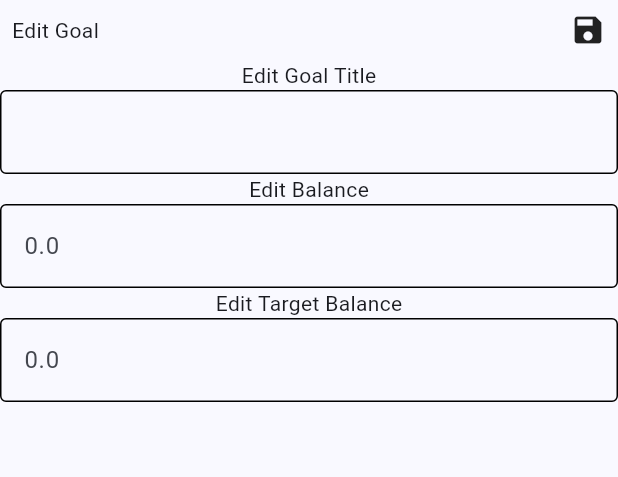
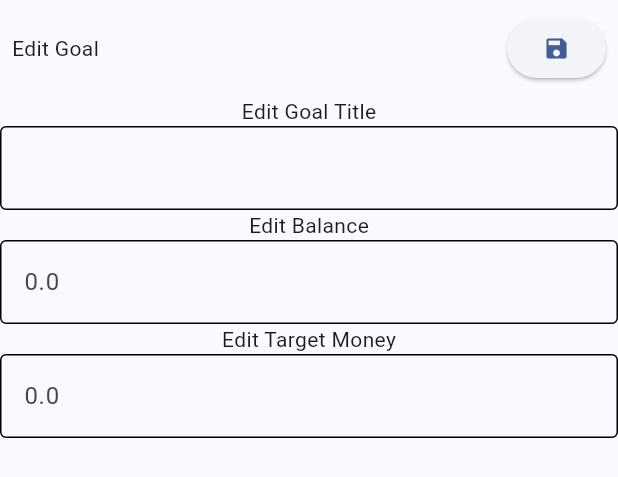
Before and after one commit to Wise-394/money_management, a Flutter app: the EditGoalBottomSheet widget shown alone on an empty page, opened directly with empty values, on a phone screen of 412 x 824 dp. Shown: the top 477 px of the screen. Run offline on Flutter 3.47's test engine with Material 2 defaults, Android fonts, the phone set to English and light mode, and no system bars; our stand-ins replace hive, hive_flutter; missing offline and left inert: dart:js_interop; accounts and stored records are empty.

Commit message:
edit goal woking now, still need minor fix

```diff
--- a/lib/components/edit_goal_sheet.dart
+++ b/lib/components/edit_goal_sheet.dart
@@ -1,14 +1,22 @@
 import 'package:flutter/material.dart';
 
 class EditGoalBottomSheet extends StatefulWidget {
+  final VoidCallback onEditGoal;
   final String goalTitle;
   final double goalBalance;
   final double goalTarget;
+  final TextEditingController goalTitleController;
+  final TextEditingController goalBalanceController;
+  final TextEditingController goalTargetCOntroller;
   const EditGoalBottomSheet(
       {Key? key,
       required this.goalTitle,
       required this.goalBalance,
-      required this.goalTarget})
+      required this.goalTarget,
+      required this.onEditGoal,
+      required this.goalTitleController,
+      required this.goalBalanceController,
+      required this.goalTargetCOntroller})
       : super(key: key);
 
   @override
@@ -24,30 +32,35 @@ class _EditGoalBottomSheet extends State<EditGoalBottomSheet> {
       child: SizedBox(
         height: 300,
         child: Column(mainAxisSize: MainAxisSize.min, children: [
-          const Padding(
-            padding: EdgeInsets.all(8.0),
+          Padding(
+            padding: const EdgeInsets.all(8.0),
             child: Row(
               children: [
-                Text('Edit Goal'),
-                Spacer(),
-                Icon(Icons.save),
+                const Text('Edit Goal'),
+                const Spacer(),
+                ElevatedButton(
+                    onPressed: widget.onEditGoal,
+                    child: const Icon(Icons.save)),
               ],
             ),
           ),
           const Text('Edit Goal Title'),
           TextField(
+            controller: widget.goalTitleController,
             decoration: InputDecoration(
                 enabledBorder: const OutlineInputBorder(),
                 hintText: widget.goalTitle),
           ),
           const Text('Edit Balance'),
           TextField(
+            controller: widget.goalBalanceController,
             decoration: InputDecoration(
                 enabledBorder: const OutlineInputBorder(),
                 hintText: widget.goalBalance.toString()),
           ),
-          const Text('Edit Target Balance'),
+          const Text('Edit Target Money'),
           TextField(
+            controller: widget.goalTargetCOntroller,
             decoration: InputDecoration(
                 enabledBorder: const OutlineInputBorder(),
                 hintText: widget.goalTarget.toString()),
--- a/lib/states/state.dart
+++ b/lib/states/state.dart
@@ -64,4 +64,9 @@ class AppState extends ChangeNotifier {
     goalList = dbGoalCode.loadGoalDB();
     print('db succesfully loaded ${goalList.length}');
   }
+
+  void editGoalState(int index, GoalEntity goal) {
+    goalList[index] = goal;
+    notifyListeners();
+  }
 }
```
